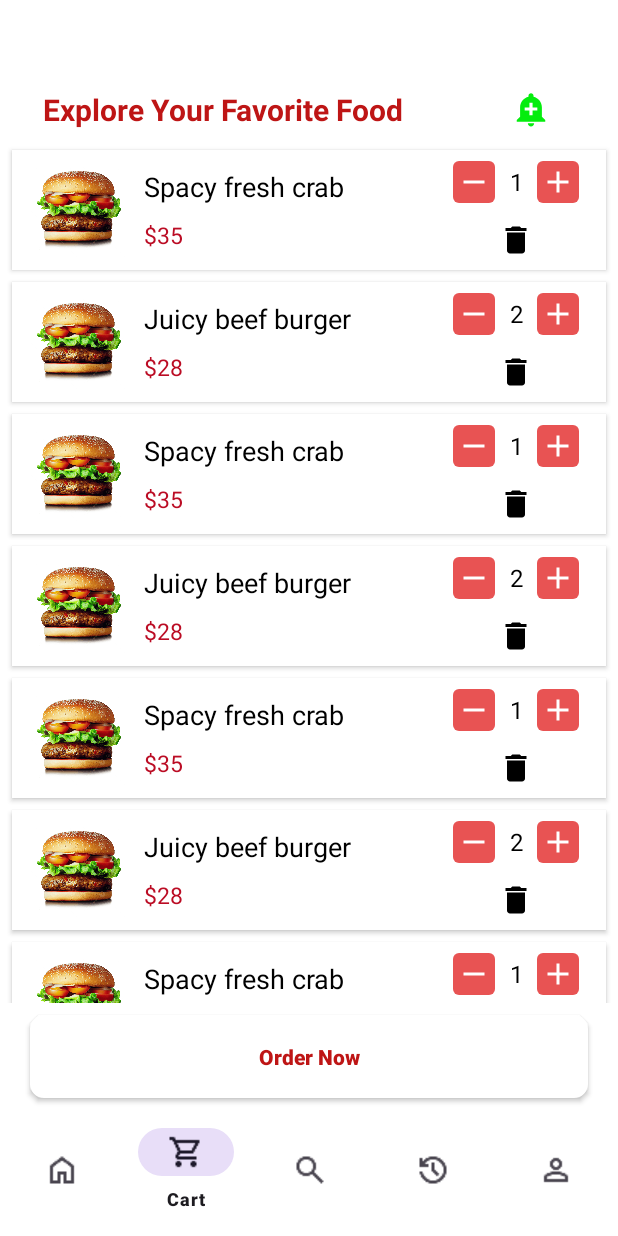
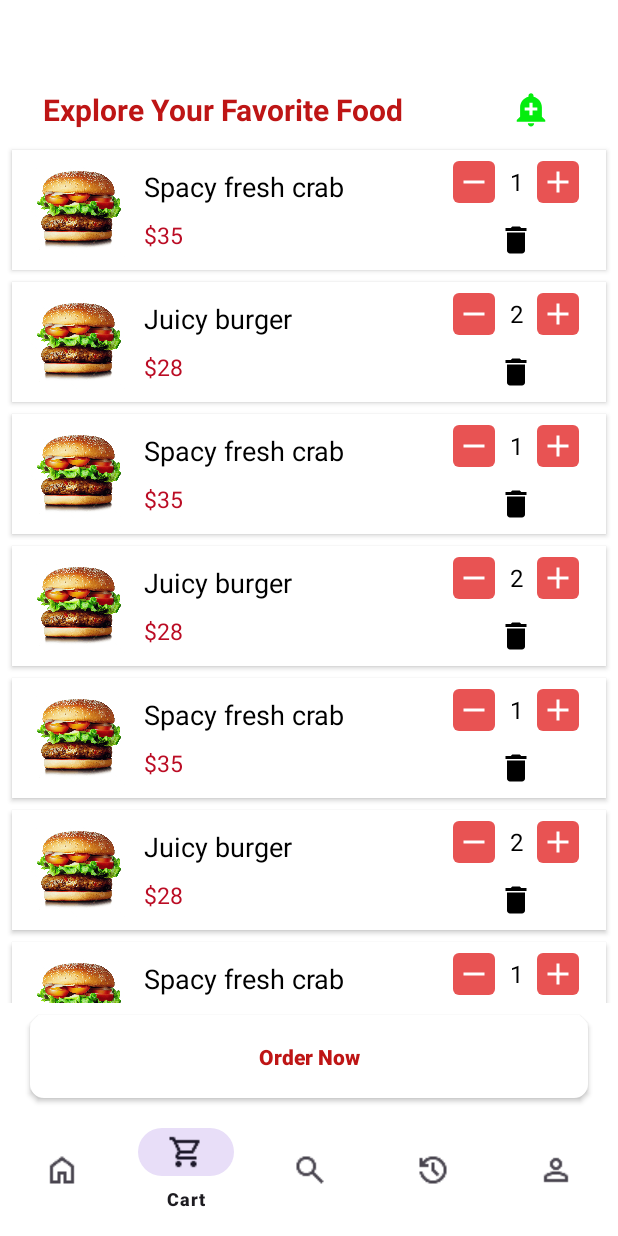
Before and after one commit to Pradeep912830/QuickBite, an Android app: the CartFragment screen opened through its navigation route, on a phone screen of 412 x 824 dp. Run offline under Robolectric (Android 15) with nearby library versions, the phone set to English and light mode, and no system bars; our stand-ins replace navigation-ui; libraries missing offline, so code that uses them is left out: com.denzcoskun.imageslider; 12 statements that could not run were skipped.

Commit message:
cart fragment item changed

```diff
--- a/app/src/main/java/com/example/foodorderapp/Fragment/CartFragment.java
+++ b/app/src/main/java/com/example/foodorderapp/Fragment/CartFragment.java
@@ -50,25 +50,25 @@ public class CartFragment extends Fragment {
         // Sample data
         cartItems = new ArrayList<>();
         cartItems.add(new CartItem("Spacy fresh crab", "$35", R.drawable.food_three, 1));
-        cartItems.add(new CartItem("Juicy beef burger", "$28", R.drawable.food_three, 2));
+        cartItems.add(new CartItem("Juicy burger", "$28", R.drawable.food_three, 2));
         cartItems.add(new CartItem("Spacy fresh crab", "$35", R.drawable.food_three, 1));
-        cartItems.add(new CartItem("Juicy beef burger", "$28", R.drawable.food_three, 2));
+        cartItems.add(new CartItem("Juicy burger", "$28", R.drawable.food_three, 2));
         cartItems.add(new CartItem("Spacy fresh crab", "$35", R.drawable.food_three, 1));
-        cartItems.add(new CartItem("Juicy beef burger", "$28", R.drawable.food_three, 2));
+        cartItems.add(new CartItem("Juicy burger", "$28", R.drawable.food_three, 2));
         cartItems.add(new CartItem("Spacy fresh crab", "$35", R.drawable.food_three, 1));
-        cartItems.add(new CartItem("Juicy beef burger", "$28", R.drawable.food_three, 2));
+        cartItems.add(new CartItem("Juicy burger", "$28", R.drawable.food_three, 2));
         cartItems.add(new CartItem("Spacy fresh crab", "$35", R.drawable.food_three, 1));
-        cartItems.add(new CartItem("Juicy beef burger", "$28", R.drawable.food_three, 2));
+        cartItems.add(new CartItem("Juicy burger", "$28", R.drawable.food_three, 2));
         cartItems.add(new CartItem("Spacy fresh crab", "$35", R.drawable.food_three, 1));
-        cartItems.add(new CartItem("Juicy beef burger", "$28", R.drawable.food_three, 2));
+        cartItems.add(new CartItem("Juicy burger", "$28", R.drawable.food_three, 2));
         cartItems.add(new CartItem("Spacy fresh crab", "$35", R.drawable.food_three, 1));
-        cartItems.add(new CartItem("Juicy beef burger", "$28", R.drawable.food_three, 2));
+        cartItems.add(new CartItem("Juicy burger", "$28", R.drawable.food_three, 2));
         cartItems.add(new CartItem("Spacy fresh crab", "$35", R.drawable.food_three, 1));
-        cartItems.add(new CartItem("Juicy beef burger", "$28", R.drawable.food_three, 2));
+        cartItems.add(new CartItem("Juicy burger", "$28", R.drawable.food_three, 2));
         cartItems.add(new CartItem("Spacy fresh crab", "$35", R.drawable.food_three, 1));
-        cartItems.add(new CartItem("Juicy beef burger", "$28", R.drawable.food_three, 2));
+        cartItems.add(new CartItem("Juicy burger", "$28", R.drawable.food_three, 2));
         cartItems.add(new CartItem("Spacy fresh crab", "$35", R.drawable.food_three, 1));
-        cartItems.add(new CartItem("Juicy beef burger", "$28", R.drawable.food_three, 2));
+        cartItems.add(new CartItem("Juicy burger", "$28", R.drawable.food_three, 2));
 
         adapter = new CartAdapter(cartItems);
         recyclerView.setLayoutManager(new LinearLayoutManager(getContext()));
```
